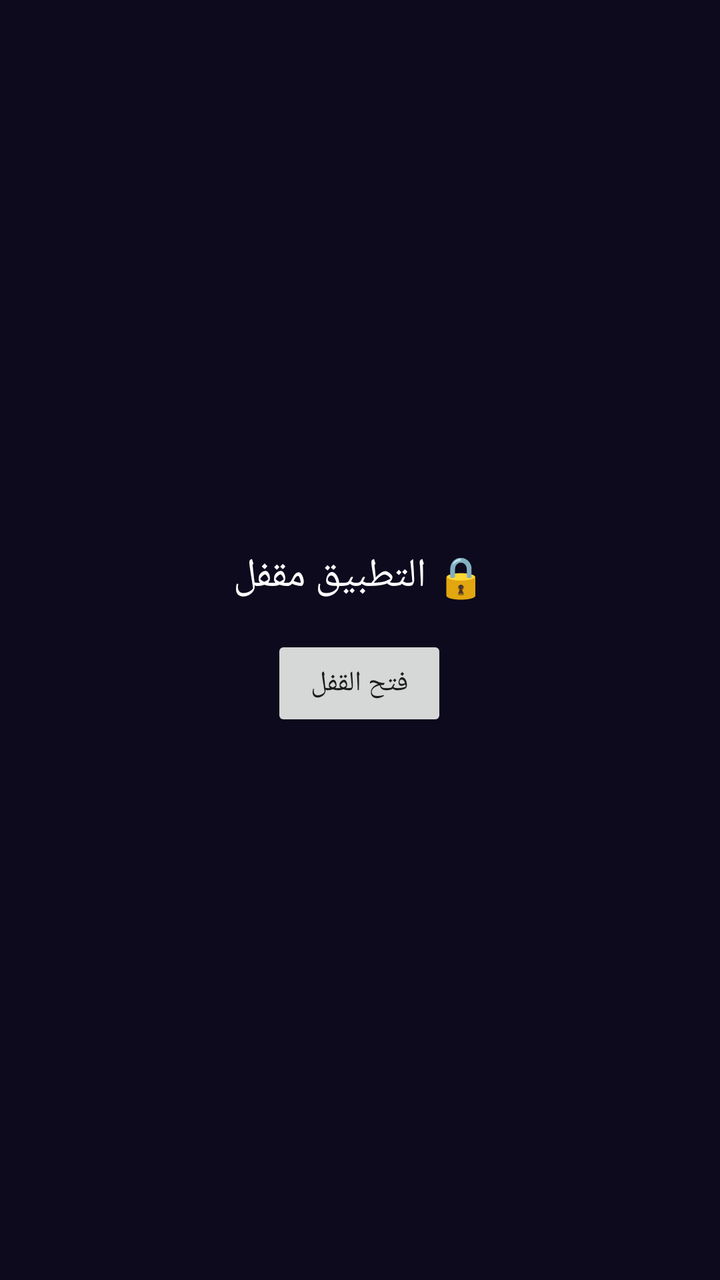
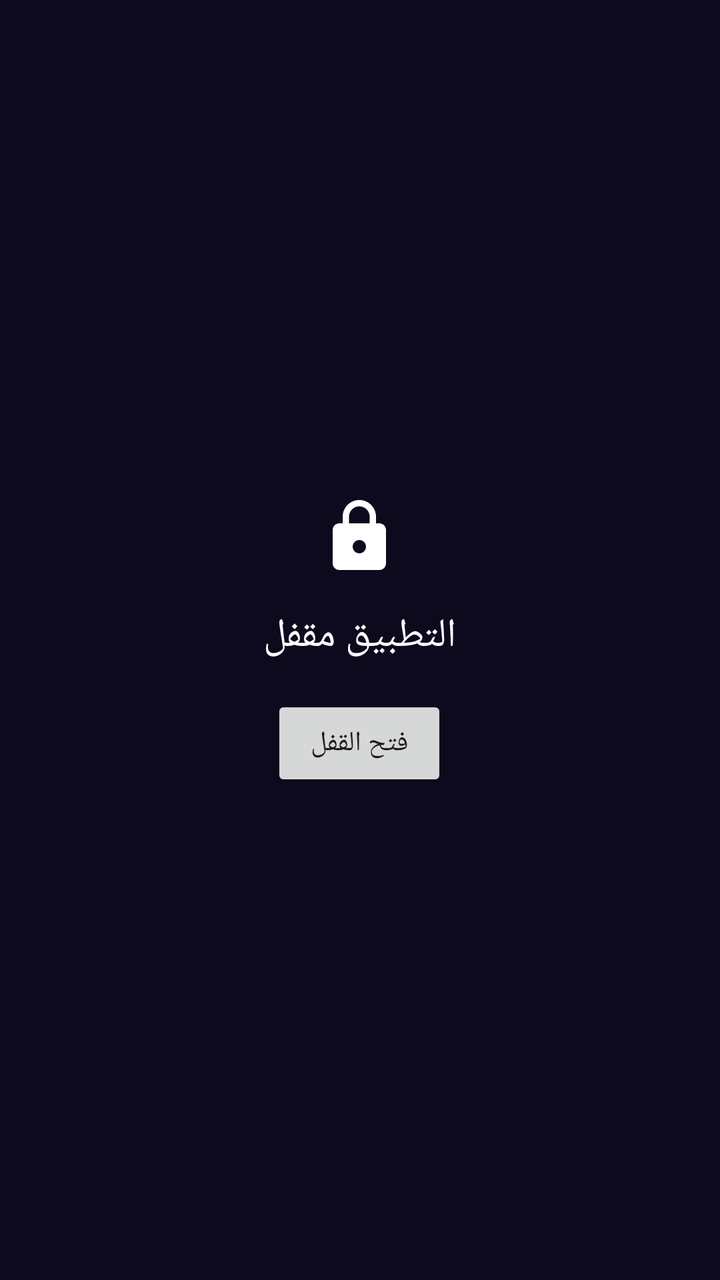

Compare the two renders of this Android layout. The source of the first and the diff that turns it into the second are given below.
<!-- AndroidManifest.xml: application theme Theme.AppCompat.Light.NoActionBar -->
<!-- res/layout/activity_main.xml -->
<?xml version="1.0" encoding="utf-8"?>
<FrameLayout xmlns:android="http://schemas.android.com/apk/res/android"
    android:layout_width="match_parent"
    android:layout_height="match_parent">

    <FrameLayout
        android:id="@+id/homeScreen"
        android:layout_width="match_parent"
        android:layout_height="match_parent"
        android:background="@drawable/bg_gradient">

        <LinearLayout
            android:layout_width="match_parent"
            android:layout_height="match_parent"
            android:orientation="vertical"
            android:paddingTop="48dp"
            android:paddingBottom="70dp">

            <LinearLayout
                android:layout_width="match_parent"
                android:layout_height="wrap_content"
                android:layout_marginHorizontal="20dp"
                android:layout_marginBottom="24dp"
                android:background="@drawable/bg_search_bar"
                android:orientation="horizontal"
                android:gravity="center_vertical"
                android:paddingHorizontal="16dp"
                android:paddingVertical="12dp">

                <TextView
                    android:layout_width="wrap_content"
                    android:layout_height="wrap_content"
                    android:text="🔍"
                    android:textSize="18sp"
                    android:layout_marginEnd="8dp" />

                <EditText
                    android:id="@+id/homeSearchBar"
                    android:layout_width="0dp"
                    android:layout_height="wrap_content"
                    android:layout_weight="1"
                    android:background="@null"
                    android:hint="ابحث أو اكتب رابط"
                    android:textColor="#FFFFFF"
                    android:textColorHint="#AAAAAA"
                    android:imeOptions="actionGo"
                    android:inputType="textUri"
                    android:singleLine="true" />
            </LinearLayout>

            <ScrollView
                android:layout_width="match_parent"
                android:layout_height="0dp"
                android:layout_weight="1">

                <GridLayout
                    android:id="@+id/gridShortcuts"
                    android:layout_width="match_parent"
                    android:layout_height="wrap_content"
                    android:columnCount="4"
                    android:padding="12dp" />
            </ScrollView>

        </LinearLayout>
    </FrameLayout>

    <FrameLayout
        android:id="@+id/browserContainer"
        android:layout_width="match_parent"
        android:layout_height="match_parent"
        android:visibility="gone">

        <LinearLayout
            android:layout_width="match_parent"
            android:layout_height="match_parent"
            android:orientation="vertical">

            <LinearLayout
                android:layout_width="match_parent"
                android:layout_height="wrap_content"
                android:orientation="horizontal"
                android:background="#1A1030"
                android:padding="8dp"
                android:gravity="center_vertical">

                <TextView
                    android:id="@+id/urlDisplay"
                    android:layout_width="0dp"
                    android:layout_height="wrap_content"
                    android:layout_weight="1"
                    android:textColor="#FFFFFF"
                    android:singleLine="true"
                    android:ellipsize="middle"
                    android:text="" />

                <Button
                    android:id="@+id/menuButtonTop"
                    android:layout_width="wrap_content"
                    android:layout_height="wrap_content"
                    android:minWidth="0dp"
                    android:padding="6dp"
                    android:text="⋮" />
            </LinearLayout>

            <ProgressBar
                android:id="@+id/progressBar"
                style="?android:attr/progressBarStyleHorizontal"
                android:layout_width="match_parent"
                android:layout_height="4dp"
                android:max="100"
                android:visibility="gone" />

            <androidx.swiperefreshlayout.widget.SwipeRefreshLayout
                android:id="@+id/swipeRefresh"
                android:layout_width="match_parent"
                android:layout_height="0dp"
                android:layout_weight="1">

                <FrameLayout
                    android:id="@+id/webViewContainer"
                    android:layout_width="match_parent"
                    android:layout_height="match_parent" />
            </androidx.swiperefreshlayout.widget.SwipeRefreshLayout>
        </LinearLayout>
    </FrameLayout>

    <LinearLayout
        android:id="@+id/bottomBar"
        android:layout_width="match_parent"
        android:layout_height="wrap_content"
        android:layout_gravity="bottom"
        android:orientation="horizontal"
        android:background="@drawable/bg_bottom_bar"
        android:paddingVertical="10dp"
        android:gravity="center">

        <Button
            android:id="@+id/backButton"
            android:layout_width="0dp"
            android:layout_height="wrap_content"
            android:layout_weight="1"
            android:background="@null"
            android:textColor="#FFFFFF"
            android:text="◀" />

        <Button
            android:id="@+id/homeButton"
            android:layout_width="0dp"
            android:layout_height="wrap_content"
            android:layout_weight="1"
            android:background="@null"
            android:textColor="#FFFFFF"
            android:text="🏠" />

        <Button
            android:id="@+id/menuButton"
            android:layout_width="0dp"
            android:layout_height="wrap_content"
            android:layout_weight="1"
            android:background="@null"
            android:textColor="#FFFFFF"
            android:text="⋮" />

        <Button
            android:id="@+id/downloadsButton"
            android:layout_width="0dp"
            android:layout_height="wrap_content"
            android:layout_weight="1"
            android:background="@null"
            android:textColor="#FFFFFF"
            android:text="⬇" />

        <Button
            android:id="@+id/tabsButton"
            android:layout_width="0dp"
            android:layout_height="wrap_content"
            android:layout_weight="1"
            android:background="@null"
            android:textColor="#FFFFFF"
            android:text="1" />
    </LinearLayout>

    <FrameLayout
        android:id="@+id/fullscreenContainer"
        android:layout_width="match_parent"
        android:layout_height="match_parent"
        android:background="#000000"
        android:visibility="gone" />

    <FrameLayout
        android:id="@+id/lockOverlay"
        android:layout_width="match_parent"
        android:layout_height="match_parent"
        android:background="#0D0A1E"
        android:visibility="visible">

        <LinearLayout
            android:layout_width="wrap_content"
            android:layout_height="wrap_content"
            android:layout_gravity="center"
            android:orientation="vertical"
            android:gravity="center">

            <TextView
                android:layout_width="wrap_content"
                android:layout_height="wrap_content"
                android:text="🔒 التطبيق مقفل"
                android:textColor="#FFFFFF"
                android:textSize="20sp"
                android:layout_marginBottom="16dp" />

            <Button
                android:id="@+id/unlockButton"
                android:layout_width="wrap_content"
                android:layout_height="wrap_content"
                android:text="فتح القفل" />
        </LinearLayout>
    </FrameLayout>

</FrameLayout>
<!-- resources referenced by this layout -->
<resources>
  <!-- drawable bg_bottom_bar (drawable) -->
  <?xml version="1.0" encoding="utf-8"?>
  <shape xmlns:android="http://schemas.android.com/apk/res/android">
      <solid android:color="#1A1030" />
  </shape>
  <!-- drawable bg_gradient (drawable) -->
  <?xml version="1.0" encoding="utf-8"?>
  <shape xmlns:android="http://schemas.android.com/apk/res/android">
      <gradient
          android:angle="90"
          android:startColor="#2B1B5E"
          android:centerColor="#1A1030"
          android:endColor="#0D0A1E" />
  </shape>
  <!-- drawable bg_search_bar (drawable) -->
  <?xml version="1.0" encoding="utf-8"?>
  <shape xmlns:android="http://schemas.android.com/apk/res/android">
      <solid android:color="#332A4A6B" />
      <corners android:radius="28dp" />
  </shape>
</resources>

<!-- the commit's change to res/layout/activity_main.xml (unified diff, before → after) -->
@@ -93,13 +93,15 @@
                     android:ellipsize="middle"
                     android:text="" />
 
-                <Button
+                <ImageButton
                     android:id="@+id/menuButtonTop"
-                    android:layout_width="wrap_content"
-                    android:layout_height="wrap_content"
-                    android:minWidth="0dp"
-                    android:padding="6dp"
-                    android:text="⋮" />
+                    android:layout_width="40dp"
+                    android:layout_height="40dp"
+                    android:background="@null"
+                    android:padding="8dp"
+                    android:scaleType="fitCenter"
+                    android:src="@drawable/ic_menu"
+                    android:contentDescription="قائمة" />
             </LinearLayout>
 
             <ProgressBar
@@ -134,41 +136,49 @@
         android:paddingVertical="10dp"
         android:gravity="center">
 
-        <Button
+        <ImageButton
             android:id="@+id/backButton"
             android:layout_width="0dp"
-            android:layout_height="wrap_content"
-            android:layout_weight="1"
-            android:background="@null"
-            android:textColor="#FFFFFF"
-            android:text="◀" />
-
-        <Button
+            android:layout_height="48dp"
+            android:layout_weight="1"
+            android:background="@null"
+            android:padding="12dp"
+            android:scaleType="fitCenter"
+            android:src="@drawable/ic_back"
+            android:contentDescription="رجوع" />
+
+        <ImageButton
             android:id="@+id/homeButton"
             android:layout_width="0dp"
-            android:layout_height="wrap_content"
-            android:layout_weight="1"
-            android:background="@null"
-            android:textColor="#FFFFFF"
-            android:text="🏠" />
-
-        <Button
+            android:layout_height="48dp"
+            android:layout_weight="1"
+            android:background="@null"
+            android:padding="12dp"
+            android:scaleType="fitCenter"
+            android:src="@drawable/ic_home"
+            android:contentDescription="الرئيسية" />
+
+        <ImageButton
             android:id="@+id/menuButton"
             android:layout_width="0dp"
-            android:layout_height="wrap_content"
-            android:layout_weight="1"
-            android:background="@null"
-            android:textColor="#FFFFFF"
-            android:text="⋮" />
-
-        <Button
+            android:layout_height="48dp"
+            android:layout_weight="1"
+            android:background="@null"
+            android:padding="12dp"
+            android:scaleType="fitCenter"
+            android:src="@drawable/ic_menu"
+            android:contentDescription="القائمة" />
+
+        <ImageButton
             android:id="@+id/downloadsButton"
             android:layout_width="0dp"
-            android:layout_height="wrap_content"
-            android:layout_weight="1"
-            android:background="@null"
-            android:textColor="#FFFFFF"
-            android:text="⬇" />
+            android:layout_height="48dp"
+            android:layout_weight="1"
+            android:background="@null"
+            android:padding="12dp"
+            android:scaleType="fitCenter"
+            android:src="@drawable/ic_download"
+            android:contentDescription="التحميلات" />
 
         <Button
             android:id="@+id/tabsButton"
@@ -201,10 +211,23 @@
             android:orientation="vertical"
             android:gravity="center">
 
+            <ImageButton
+                android:id="@+id/lockIcon"
+                android:layout_width="48dp"
+                android:layout_height="48dp"
+                android:background="@null"
+                android:padding="4dp"
+                android:scaleType="fitCenter"
+                android:src="@drawable/ic_lock"
+                android:contentDescription="مقفل"
+                android:layout_marginBottom="12dp"
+                android:clickable="false"
+                android:focusable="false" />
+
             <TextView
                 android:layout_width="wrap_content"
                 android:layout_height="wrap_content"
-                android:text="🔒 التطبيق مقفل"
+                android:text="التطبيق مقفل"
                 android:textColor="#FFFFFF"
                 android:textSize="20sp"
                 android:layout_marginBottom="16dp" />
<!-- resource entries referenced after the edit -->
@@ -20,5 +20,40 @@
       <solid android:color="#332A4A6B" />
       <corners android:radius="28dp" />
   </shape>
+  <!-- drawable ic_back (drawable) -->
+  <vector xmlns:android="http://schemas.android.com/apk/res/android"
+      android:width="24dp" android:height="24dp"
+      android:viewportWidth="24" android:viewportHeight="24">
+      <path android:fillColor="#FFFFFF"
+          android:pathData="M20,11H7.83l5.59,-5.59L12,4l-8,8 8,8 1.41,-1.41L7.83,13H20v-2z"/>
+  </vector>
+  <!-- drawable ic_download (drawable) -->
+  <vector xmlns:android="http://schemas.android.com/apk/res/android"
+      android:width="24dp" android:height="24dp"
+      android:viewportWidth="24" android:viewportHeight="24">
+      <path android:fillColor="#FFFFFF"
+          android:pathData="M19,9h-4L15,3L9,3v6L5,9l7,7 7,-7zM5,18v2h14v-2L5,18z"/>
+  </vector>
+  <!-- drawable ic_home (drawable) -->
+  <vector xmlns:android="http://schemas.android.com/apk/res/android"
+      android:width="24dp" android:height="24dp"
+      android:viewportWidth="24" android:viewportHeight="24">
+      <path android:fillColor="#FFFFFF"
+          android:pathData="M10,20v-6h4v6h5v-8h3L12,3 2,12h3v8z"/>
+  </vector>
+  <!-- drawable ic_lock (drawable) -->
+  <vector xmlns:android="http://schemas.android.com/apk/res/android"
+      android:width="24dp" android:height="24dp"
+      android:viewportWidth="24" android:viewportHeight="24">
+      <path android:fillColor="#FFFFFF"
+          android:pathData="M18,8h-1V6c0,-2.76 -2.24,-5 -5,-5S7,3.24 7,6v2H6c-1.1,0 -2,0.9 -2,2v10c0,1.1 0.9,2 2,2h12c1.1,0 2,-0.9 2,-2L20,10c0,-1.1 -0.9,-2 -2,-2zM12,17c-1.1,0 -2,-0.9 -2,-2s0.9,-2 2,-2 2,0.9 2,2 -0.9,2 -2,2zM15.1,8L8.9,8L8.9,6c0,-1.71 1.39,-3.1 3.1,-3.1 1.71,0 3.1,1.39 3.1,3.1v2z"/>
+  </vector>
+  <!-- drawable ic_menu (drawable) -->
+  <vector xmlns:android="http://schemas.android.com/apk/res/android"
+      android:width="24dp" android:height="24dp"
+      android:viewportWidth="24" android:viewportHeight="24">
+      <path android:fillColor="#FFFFFF"
+          android:pathData="M3,18h18v-2L3,16v2zM3,13h18v-2L3,11v2zM3,6v2h18L21,6L3,6z"/>
+  </vector>
 </resources>
 
